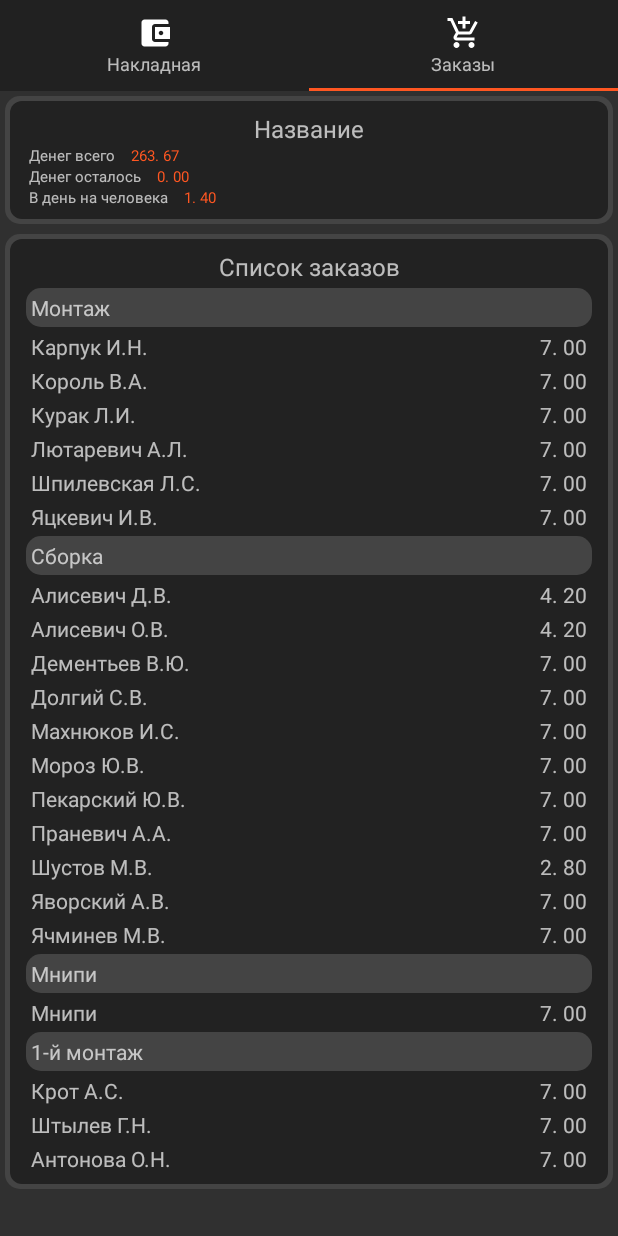
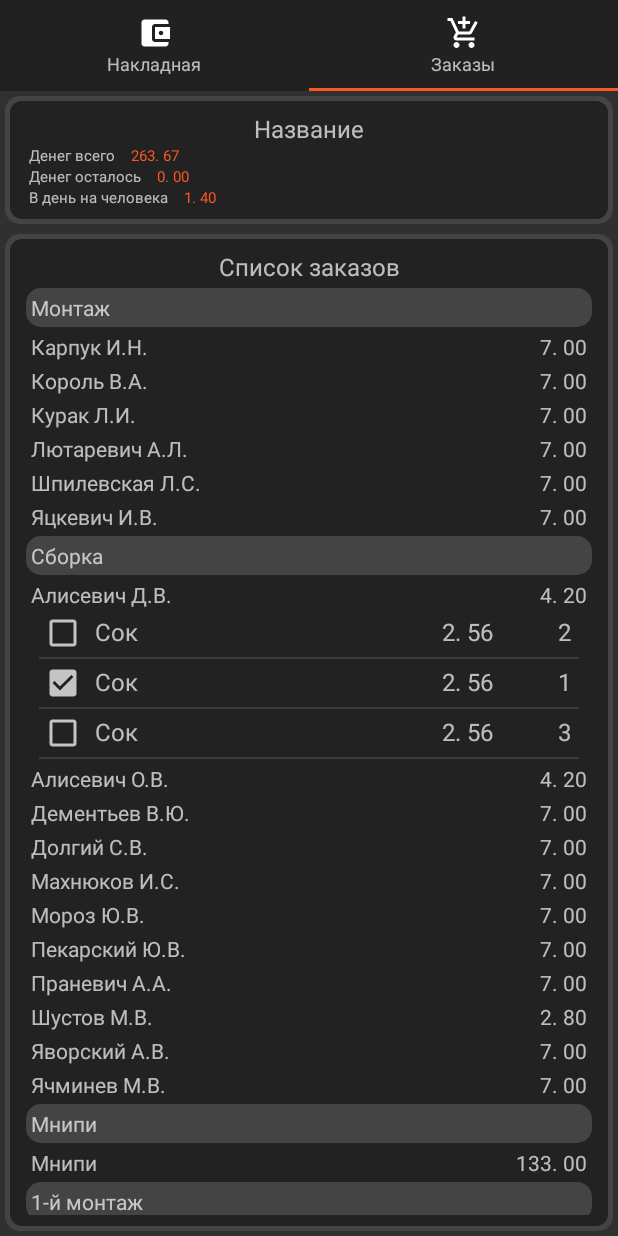
Before and after one commit to VadimSquorpikkor/MagazAssistant5, an Android app: the screen it shows after launch (MainActivity), tab 2 chosen, on a phone screen of 412 x 824 dp. Run offline under Robolectric (Android 15) with nearby library versions, the phone set to English and light mode, and no system bars.

Commit message:
1.12 - 17/02/21 1. OrderAdapter, работа с ордерами

```diff
--- a/app/src/main/java/com/squorpikkor/magazassistant5/ui/main/MainViewModel.java
+++ b/app/src/main/java/com/squorpikkor/magazassistant5/ui/main/MainViewModel.java
@@ -56,6 +56,7 @@ public class MainViewModel extends ViewModel {
         data = new DataHelper(locations, employees, orders);
         data.getAllLocations();
         data.getAllEmployees();
+        data.getAllOrders();
         data.loadPrices(juicePrice, juiceSmallPrice, kefirPrice, kefirSmallPrice);
         calculateInvoice();
     }
--- /dev/null
+++ b/app/src/main/java/com/squorpikkor/magazassistant5/ui/main/adapter/OrderAdapter.java
@@ -0,0 +1,69 @@
+package com.squorpikkor.magazassistant5.ui.main.adapter;
+
+import android.annotation.SuppressLint;
+import android.view.LayoutInflater;
+import android.view.View;
+import android.view.ViewGroup;
+import android.widget.CheckBox;
+import android.widget.TextView;
+
+import androidx.annotation.NonNull;
+import androidx.recyclerview.widget.RecyclerView;
+
+import com.squorpikkor.magazassistant5.R;
+import com.squorpikkor.magazassistant5.ui.main.entities.Order;
+import com.squorpikkor.magazassistant5.ui.main.utils.Utils;
+
+import java.util.ArrayList;
+
+public class OrderAdapter extends RecyclerView.Adapter<OrderAdapter.AdapterViewHolder>{
+
+   private ArrayList<Order> list;
+
+   @SuppressLint("NotifyDataSetChanged")
+   public void setList(ArrayList<Order> list) {
+      if (list == null)
+         list = new ArrayList<>();//Если list == null, то в ресайклер будет передан пустой лист
+      this.list = list;
+      notifyDataSetChanged();
+   }
+
+   @NonNull
+   @Override
+   public AdapterViewHolder onCreateViewHolder(@NonNull ViewGroup parent, int viewType) {
+      View view = LayoutInflater.from(parent.getContext()).inflate(R.layout.item_orders, parent, false);
+      return new OrderAdapter.AdapterViewHolder(view);
+   }
+
+   @Override
+   public void onBindViewHolder(@NonNull AdapterViewHolder holder, int position) {
+      Order order = list.get(position);
+      holder.checkBox.setChecked(order.isChecked());
+      holder.textName.setText(order.getName());
+      holder.textPrice.setText(Utils.integerToMoneyString(order.getPrice()));
+      holder.textCount.setText(""+order.getCount());
+   }
+
+   @Override
+   public int getItemCount() {
+      return list.size();
+   }
+
+   public class AdapterViewHolder extends RecyclerView.ViewHolder {
+
+      private final CheckBox checkBox;
+      private final TextView textName;
+      private final TextView textPrice;
+      private final TextView textCount;
+
+      public AdapterViewHolder(@NonNull View itemView) {
+         super(itemView);
+
+         checkBox = itemView.findViewById(R.id.check);
+         textName = itemView.findViewById(R.id.text_name);
+         textPrice = itemView.findViewById(R.id.text_price);
+         textCount = itemView.findViewById(R.id.text_count);
+
+      }
+   }
+}
--- a/app/src/main/java/com/squorpikkor/magazassistant5/ui/main/adapter/OrderEmployeeAdapter.java
+++ b/app/src/main/java/com/squorpikkor/magazassistant5/ui/main/adapter/OrderEmployeeAdapter.java
@@ -1,4 +1,6 @@
 package com.squorpikkor.magazassistant5.ui.main.adapter;
+
+import static com.squorpikkor.magazassistant5.ui.main.App.getContext;
 
 import android.annotation.SuppressLint;
 import android.view.LayoutInflater;
@@ -7,11 +9,13 @@ import android.view.ViewGroup;
 import android.widget.TextView;
 
 import androidx.annotation.NonNull;
+import androidx.recyclerview.widget.LinearLayoutManager;
 import androidx.recyclerview.widget.RecyclerView;
 
 import com.squorpikkor.magazassistant5.R;
 import com.squorpikkor.magazassistant5.ui.main.MainViewModel;
 import com.squorpikkor.magazassistant5.ui.main.entities.Employee;
+import com.squorpikkor.magazassistant5.ui.main.entities.Order;
 import com.squorpikkor.magazassistant5.ui.main.utils.Utils;
 
 import java.util.ArrayList;
@@ -53,6 +57,14 @@ public class OrderEmployeeAdapter extends RecyclerView.Adapter<OrderEmployeeAdap
         int moneyLimit = mainViewModel.getMoneyLimit(employee);
         holder.textName.setText(employee.getName());
         holder.textMoney.setText(Utils.integerToMoneyString(moneyLimit));
+
+        ArrayList<Order> orders = mainViewModel.getOrdersByEmployee(employee);
+
+        RecyclerView recyclerView = holder.recyclerView;
+        OrderAdapter adapter = new OrderAdapter();
+        recyclerView.setLayoutManager(new LinearLayoutManager(getContext()));
+        recyclerView.setAdapter(adapter);
+        adapter.setList(orders);
     }
 
     @Override
@@ -64,12 +76,13 @@ public class OrderEmployeeAdapter extends RecyclerView.Adapter<OrderEmployeeAdap
 
         private final TextView textName;
         private final TextView textMoney;
+        private final RecyclerView recyclerView;
 
         public AdapterViewHolder(@NonNull View itemView) {
             super(itemView);
             textName = itemView.findViewById(R.id.text_name);
             textMoney = itemView.findViewById(R.id.text_money);
-
+            recyclerView = itemView.findViewById(R.id.recycler);
         }
     }
 
--- a/app/src/main/java/com/squorpikkor/magazassistant5/ui/main/adapter/LocationAdapter.java
+++ b/app/src/main/java/com/squorpikkor/magazassistant5/ui/main/adapter/OrderLocationAdapter.java
@@ -21,12 +21,12 @@ import com.squorpikkor.magazassistant5.ui.main.entities.Location;
 
 import java.util.ArrayList;
 
-public class LocationAdapter extends RecyclerView.Adapter<LocationAdapter.AdapterViewHolder> {
+public class OrderLocationAdapter extends RecyclerView.Adapter<OrderLocationAdapter.AdapterViewHolder> {
 
     private final MainViewModel mainViewModel;
     private int workingDays;
 
-    public LocationAdapter(MainViewModel mainViewModel) {
+    public OrderLocationAdapter(MainViewModel mainViewModel) {
         this.mainViewModel = mainViewModel;
     }
 
--- a/app/src/main/java/com/squorpikkor/magazassistant5/ui/main/data/DataBase.java
+++ b/app/src/main/java/com/squorpikkor/magazassistant5/ui/main/data/DataBase.java
@@ -33,23 +33,23 @@ class DataBase {
 
       employees = new ArrayList<>();
       employees.add(new Employee("1_1", "Карпук И.Н.", "1", "11111"));
-      employees.add(new Employee("1_1", "Король В.А.", "1", "11111"));
-      employees.add(new Employee("1_1", "Курак Л.И.", "1", "11111"));
-      employees.add(new Employee("1_1", "Лютаревич А.Л.", "1", "11111"));
-      employees.add(new Employee("1_1", "Шпилевская Л.С.", "1", "11111"));
-      employees.add(new Employee("1_1", "Яцкевич И.В.", "1", "11111"));
+      employees.add(new Employee("1_2", "Король В.А.", "1", "11111"));
+      employees.add(new Employee("1_3", "Курак Л.И.", "1", "11111"));
+      employees.add(new Employee("1_4", "Лютаревич А.Л.", "1", "11111"));
+      employees.add(new Employee("1_5", "Шпилевская Л.С.", "1", "11111"));
+      employees.add(new Employee("1_6", "Яцкевич И.В.", "1", "11111"));
 
-      employees.add(new Employee("2_2", "Алисевич Д.В.", "2", "10101"));
-      employees.add(new Employee("2_2", "Алисевич О.В.", "2", "10101"));
-      employees.add(new Employee("2_2", "Дементьев В.Ю.", "2", "11111"));
-      employees.add(new Employee("2_2", "Долгий С.В.", "2", "11111"));
-      employees.add(new Employee("2_2", "Махнюков И.С.", "2", "11111"));
-      employees.add(new Employee("2_2", "Мороз Ю.В.", "2", "11111"));
-      employees.add(new Employee("2_2", "Пекарский Ю.В.", "2", "11111"));
-      employees.add(new Employee("2_2", "Праневич А.А.", "2", "11111"));
-      employees.add(new Employee("2_1", "Шустов М.В.", "2", "00110"));
-      employees.add(new Employee("2_2", "Яворский А.В.", "2", "11111"));
-      employees.add(new Employee("2_2", "Ячминев М.В.", "2", "11111"));
+      employees.add(new Employee("2_7", "Алисевич Д.В.", "2", "10101"));
+      employees.add(new Employee("2_8", "Алисевич О.В.", "2", "10101"));
+      employees.add(new Employee("2_9", "Дементьев В.Ю.", "2", "11111"));
+      employees.add(new Employee("2_10", "Долгий С.В.", "2", "11111"));
+      employees.add(new Employee("2_11", "Махнюков И.С.", "2", "11111"));
+      employees.add(new Employee("2_12", "Мороз Ю.В.", "2", "11111"));
+      employees.add(new Employee("2_13", "Пекарский Ю.В.", "2", "11111"));
+      employees.add(new Employee("2_14", "Праневич А.А.", "2", "11111"));
+      employees.add(new Employee("2_15", "Шустов М.В.", "2", "00110"));
+      employees.add(new Employee("2_16", "Яворский А.В.", "2", "11111"));
+      employees.add(new Employee("2_17", "Ячминев М.В.", "2", "11111"));
 
       employees.add(new Employee("3_2", "Барсуков С.Н.", "3", "11111"));
       employees.add(new Employee("3_2", "Буров Л.В.", "3", "11111"));
@@ -75,6 +75,10 @@ class DataBase {
       employees.add(new Employee("4_2", "Штылев Г.Н.", "4", "11111"));
       employees.add(new Employee("4_2", "Антонова О.Н.", "4", "11111"));
 
+      orders = new ArrayList<>();
+      orders.add(new Order("1", "Сок", 256, 2, "2_7", false));
+      orders.add(new Order("2", "Сок", 256, 1, "2_7", true));
+      orders.add(new Order("3", "Сок", 256, 3, "2_7", false));
 
    }
 
@@ -98,6 +102,10 @@ class DataBase {
       employees.setValue(this.employees);
    }
 
+   public void getAllOrders(MutableLiveData<ArrayList<Order>> orders) {
+      orders.setValue(this.orders);
+   }
+
    public ArrayList<Employee> getEmployeesByLocation(Location location) {
       String id = location.getId();
       return null;
--- a/app/src/main/java/com/squorpikkor/magazassistant5/ui/main/data/DataHelper.java
+++ b/app/src/main/java/com/squorpikkor/magazassistant5/ui/main/data/DataHelper.java
@@ -1,8 +1,4 @@
 package com.squorpikkor.magazassistant5.ui.main.data;
-
-import static com.squorpikkor.magazassistant5.ui.main.App.TAG;
-
-import android.util.Log;
 
 import androidx.lifecycle.MutableLiveData;
 
@@ -41,22 +37,17 @@ public class DataHelper {
    }
 
    public void getAllEmployees() {
-
       db.getAllEmployees(employees);
    }
 
-   public ArrayList<Employee> getEmployeesByLocation(Location location) {
-      return db.getEmployeesByLocation(location);
+   public void getAllOrders() {
+      db.getAllOrders(orders);
    }
 
    public void saveOrder(Order order) {
       db.saveOrder(order);
    }
 
-   public ArrayList<Order> getOrderByEmployee(Employee employee) {
-      return db.getOrderByEmployee(employee);
-   }
-
    public void loadPrices(MutableLiveData<Integer> juicePrice, MutableLiveData<Integer> juiceSmallPrice, MutableLiveData<Integer> kefirPrice, MutableLiveData<Integer> kefirSmallPrice) {
       db.loadPrices(juicePrice, juiceSmallPrice, kefirPrice, kefirSmallPrice);
    }
--- a/app/src/main/java/com/squorpikkor/magazassistant5/ui/main/entities/EmployeeUnion.java
+++ b/app/src/main/java/com/squorpikkor/magazassistant5/ui/main/entities/EmployeeUnion.java
@@ -16,5 +16,11 @@ public class EmployeeUnion extends Employee{
    public EmployeeUnion(ArrayList<String> ids, String name, String locationId, int days) {
       super(locationId, name, locationId, days);
       this.ids = ids;
+      this.days = days;
+   }
+
+   @Override
+   public int getDays(int daysInWeek) {
+      return days;
    }
 }
--- a/app/src/main/java/com/squorpikkor/magazassistant5/ui/main/entities/Order.java
+++ b/app/src/main/java/com/squorpikkor/magazassistant5/ui/main/entities/Order.java
@@ -3,13 +3,31 @@ package com.squorpikkor.magazassistant5.ui.main.entities;
 public class Order extends Entity{
 
     private final String employeeId;
+    private int price;
+    private int count;
+    private boolean isChecked;
 
-    public Order(String id, String name, String employeeId) {
+    public Order(String id, String name, int price, int count, String employeeId, boolean isChecked) {
         super(id, name);
+        this.price = price;
+        this.count = count;
         this.employeeId = employeeId;
+        this.isChecked = isChecked;
     }
 
     public String getEmployeeId() {
         return employeeId;
     }
+
+    public int getPrice() {
+        return price;
+    }
+
+    public int getCount() {
+        return count;
+    }
+
+    public boolean isChecked() {
+        return isChecked;
+    }
 }
--- a/app/src/main/java/com/squorpikkor/magazassistant5/ui/main/fragment/OrderFragment.java
+++ b/app/src/main/java/com/squorpikkor/magazassistant5/ui/main/fragment/OrderFragment.java
@@ -15,7 +15,7 @@ import androidx.recyclerview.widget.RecyclerView;
 
 import com.squorpikkor.magazassistant5.R;
 import com.squorpikkor.magazassistant5.ui.main.MainViewModel;
-import com.squorpikkor.magazassistant5.ui.main.adapter.LocationAdapter;
+import com.squorpikkor.magazassistant5.ui.main.adapter.OrderLocationAdapter;
 import com.squorpikkor.magazassistant5.ui.main.entities.Location;
 
 public class OrderFragment  extends Fragment {
@@ -32,7 +32,7 @@ public class OrderFragment  extends Fragment {
       MainViewModel mViewModel = new ViewModelProvider(requireActivity()).get(MainViewModel.class);
 
       RecyclerView locationRecyclerView = view.findViewById(R.id.recycler_locations);
-      LocationAdapter locationAdapter = new LocationAdapter(mViewModel);
+      OrderLocationAdapter locationAdapter = new OrderLocationAdapter(mViewModel);
       locationRecyclerView.setLayoutManager(new LinearLayoutManager(requireActivity()));
       locationRecyclerView.setAdapter(locationAdapter);
       locationAdapter.setOnItemClickListener(this::startFragment);
--- a/app/src/main/res/layout/item_employee.xml
+++ b/app/src/main/res/layout/item_employee.xml
@@ -1,14 +1,16 @@
 <?xml version="1.0" encoding="utf-8"?>
 <LinearLayout xmlns:android="http://schemas.android.com/apk/res/android"
     xmlns:app="http://schemas.android.com/apk/res-auto"
+    xmlns:tools="http://schemas.android.com/tools"
     android:layout_width="match_parent"
     android:layout_height="wrap_content"
-    xmlns:tools="http://schemas.android.com/tools"
     android:layout_marginStart="3dp"
     android:layout_marginTop="3dp"
     android:layout_marginEnd="3dp"
     android:elevation="10dp"
-    android:orientation="horizontal">
+    android:orientation="vertical">
+
+    <LinearLayout style="@style/horizontal">
 
         <TextView
             android:id="@+id/text_name"
@@ -25,9 +27,16 @@
             android:layout_height="wrap_content"
             android:layout_weight="1"
             android:gravity="end"
-        tools:text="7.00"
             app:layout_constraintEnd_toEndOf="parent"
             app:layout_constraintStart_toStartOf="parent"
-        app:layout_constraintTop_toTopOf="parent" />
+            app:layout_constraintTop_toTopOf="parent"
+            tools:text="7.00" />
 
     </LinearLayout>
+
+    <androidx.recyclerview.widget.RecyclerView
+        android:id="@+id/recycler"
+        android:layout_width="match_parent"
+        android:layout_height="wrap_content" />
+
+</LinearLayout>
--- /dev/null
+++ b/app/src/main/res/layout/item_orders.xml
@@ -0,0 +1,43 @@
+<?xml version="1.0" encoding="utf-8"?>
+<LinearLayout xmlns:android="http://schemas.android.com/apk/res/android"
+    xmlns:tools="http://schemas.android.com/tools"
+    style="@style/vertical"
+    android:layout_margin="0dp"
+    android:gravity="center_vertical"
+    android:paddingLeft="5dp"
+    android:paddingRight="5dp">
+
+    <LinearLayout style="@style/horizontal">
+
+        <CheckBox
+            android:id="@+id/check"
+            style="@style/check_box" />
+
+        <TextView
+            android:id="@+id/text_name"
+            style="@style/text_medium"
+            android:layout_weight="5"
+            tools:text="Сок" />
+
+        <TextView
+            android:id="@+id/text_price"
+            style="@style/text_medium_right"
+            android:layout_weight="1"
+            tools:text="2.56" />
+
+        <TextView
+            android:id="@+id/text_count"
+            style="@style/text_medium_right"
+            android:layout_weight="1"
+            tools:text="2" />
+
+    </LinearLayout>
+
+    <View
+        android:id="@+id/divider"
+        android:layout_width="match_parent"
+        android:layout_height="1dp"
+        android:layout_weight="1"
+        android:background="?android:attr/listDivider" />
+
+</LinearLayout>
--- a/app/src/main/res/values/styles.xml
+++ b/app/src/main/res/values/styles.xml
@@ -37,6 +37,10 @@
 
     <style name="text_medium" parent="text_small">
         <item name="android:textSize">16sp</item>
+    </style>
+
+    <style name="text_medium_right" parent="text_medium">
+        <item name="android:gravity">right</item>
     </style>
 
     <style name="check_box">
```
Also changed, not shown: 1 other file. Lines whose indentation alone changed are shown as unchanged.
